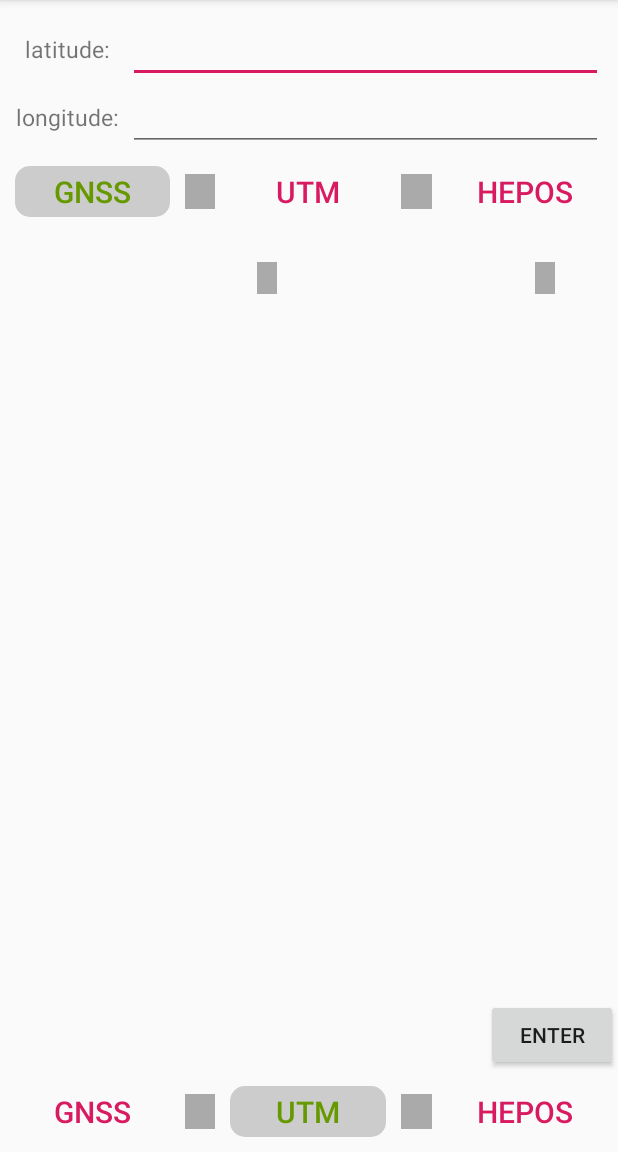
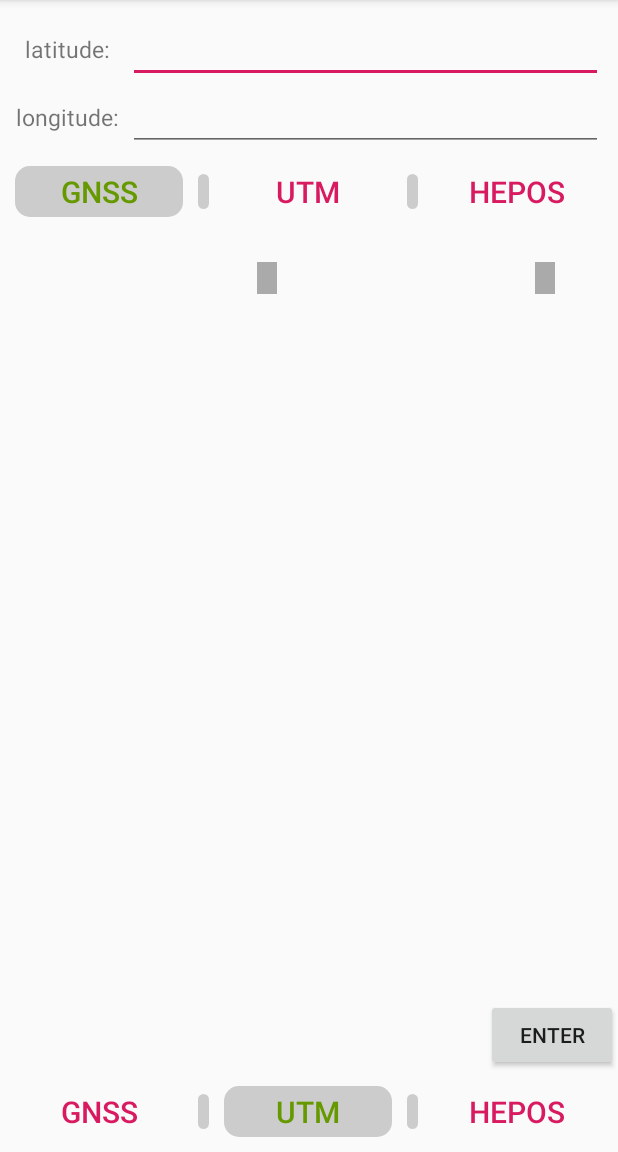
Before and after one commit to ifDroids/CoordinatesConverter, an Android app: the screen it shows after launch (MainActivity), on a phone screen of 412 x 824 dp, the part 84-1236 px from its top. Run offline under Robolectric (Android 15) with nearby library versions, the phone set to English and light mode, and no system bars; our stand-ins replace ButterKnife.

Commit message:
res: activity_*_bar: Theme separator with a better way

```diff
--- /dev/null
+++ b/app/src/main/res/drawable/round_frame_bar_separator.xml
@@ -0,0 +1,9 @@
+<?xml version="1.0" encoding="utf-8"?>
+<shape xmlns:android="http://schemas.android.com/apk/res/android">
+    <solid android:color="@color/white_60"/>
+    <corners
+        android:bottomLeftRadius="@dimen/round_frame_bar_option_corner"
+        android:bottomRightRadius="@dimen/round_frame_bar_option_corner"
+        android:topLeftRadius="@dimen/round_frame_bar_option_corner"
+        android:topRightRadius="@dimen/round_frame_bar_option_corner"/>
+ </shape>
--- a/app/src/main/res/layout/activity_input_bar.xml
+++ b/app/src/main/res/layout/activity_input_bar.xml
@@ -3,7 +3,7 @@
     android:orientation="horizontal"
     android:layout_width="match_parent"
     android:layout_height="wrap_content"
-    android:weightSum="3">
+    android:weightSum="2.8">
 
     <Button
         android:id="@+id/btn_input_gnss"
@@ -19,10 +19,10 @@
     <View
         android:layout_width="0dp"
         android:layout_height="match_parent"
-        android:layout_weight="0.15"
+        android:layout_weight="0.05"
         android:layout_marginTop="15dp"
         android:layout_marginBottom="15dp"
-        android:background="@android:color/darker_gray" />
+        android:background="@drawable/round_frame_bar_separator" />
 
     <Button
         android:id="@+id/btn_input_utm"
@@ -37,10 +37,10 @@
     <View
         android:layout_width="0dp"
         android:layout_height="match_parent"
-        android:layout_weight="0.15"
+        android:layout_weight="0.05"
         android:layout_marginTop="15dp"
         android:layout_marginBottom="15dp"
-        android:background="@android:color/darker_gray" />
+        android:background="@drawable/round_frame_bar_separator" />
 
     <Button
         android:id="@+id/btn_input_hepos"
--- a/app/src/main/res/layout/activity_output_bar.xml
+++ b/app/src/main/res/layout/activity_output_bar.xml
@@ -3,7 +3,7 @@
     android:orientation="horizontal"
     android:layout_width="match_parent"
     android:layout_height="wrap_content"
-    android:weightSum="3">
+    android:weightSum="2.8">
 
     <Button
         android:id="@+id/btn_output_gnss"
@@ -18,10 +18,10 @@
     <View
         android:layout_width="0dp"
         android:layout_height="match_parent"
-        android:layout_weight="0.15"
+        android:layout_weight="0.05"
         android:layout_marginTop="15dp"
         android:layout_marginBottom="15dp"
-        android:background="@android:color/darker_gray" />
+        android:background="@drawable/round_frame_bar_separator" />
 
     <Button
         android:id="@+id/btn_output_utm"
@@ -37,10 +37,10 @@
     <View
         android:layout_width="0dp"
         android:layout_height="match_parent"
-        android:layout_weight="0.15"
+        android:layout_weight="0.05"
         android:layout_marginTop="15dp"
         android:layout_marginBottom="15dp"
-        android:background="@android:color/darker_gray" />
+        android:background="@drawable/round_frame_bar_separator" />
 
     <Button
         android:id="@+id/btn_output_hepos"
```
